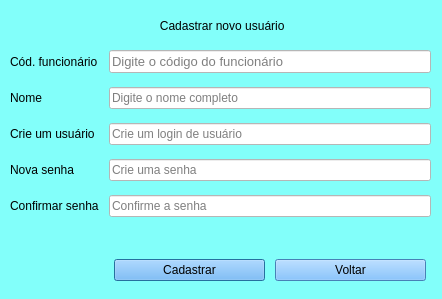
WellintonRafael/Ponto_virtual, file tela_cadastro.ui: the form before one commit.
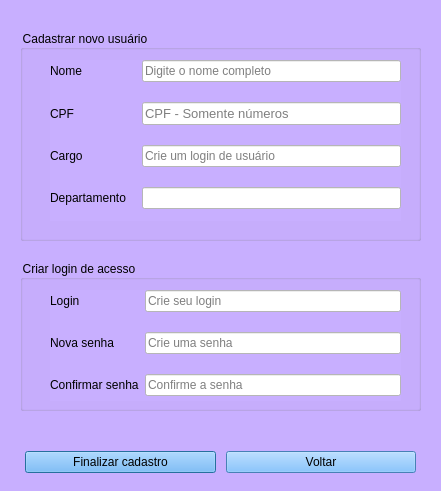
The form after the commit.

```diff
--- a/tela_cadastro.ui
+++ b/tela_cadastro.ui
@@ -6,81 +6,160 @@
    <rect>
     <x>0</x>
     <y>0</y>
-    <width>442</width>
-    <height>299</height>
+    <width>441</width>
+    <height>491</height>
    </rect>
   </property>
   <property name="windowTitle">
    <string>Relógio de ponto &gt; Cadastrar usuários</string>
   </property>
   <property name="styleSheet">
-   <string notr="true">
-background-color: rgb(130, 255, 250);</string>
+   <string notr="true">background-color: rgb(200, 175, 255);
+</string>
   </property>
-  <widget class="QLabel" name="label">
+  <widget class="QLabel" name="label_11">
    <property name="geometry">
     <rect>
-     <x>30</x>
-     <y>10</y>
-     <width>381</width>
-     <height>31</height>
+     <x>20</x>
+     <y>420</y>
+     <width>401</width>
+     <height>20</height>
     </rect>
    </property>
    <property name="styleSheet">
-    <string notr="true">font: 11pt &quot;MS Shell Dlg 2&quot;;
-
-</string>
+    <string notr="true">font: 9pt &quot;MS Shell Dlg 2&quot;;
+color: rgb(220, 0, 0);</string>
    </property>
    <property name="text">
-    <string> Cadastrar novo usuário</string>
+    <string/>
    </property>
-   <property name="scaledContents">
-    <bool>false</bool>
+  </widget>
+  <widget class="QWidget" name="layoutWidget">
+   <property name="geometry">
+    <rect>
+     <x>20</x>
+     <y>450</y>
+     <width>401</width>
+     <height>25</height>
+    </rect>
    </property>
-   <property name="alignment">
-    <set>Qt::AlignCenter</set>
-   </property>
-   <property name="indent">
-    <number>2</number>
-   </property>
-  </widget>
+   <layout class="QHBoxLayout" name="horizontalLayout_3">
+    <property name="spacing">
+     <number>10</number>
+    </property>
+    <property name="leftMargin">
+     <number>5</number>
+    </property>
+    <property name="rightMargin">
+     <number>5</number>
+    </property>
+    <item>
+     <widget class="QPushButton" name="pushButton">
+      <property name="toolTip">
+       <string>&lt;html&gt;&lt;head/&gt;&lt;body&gt;&lt;p&gt;&lt;span style=&quot; font-size:12pt; font-weight:600;&quot;&gt;Cadastrar&lt;/span&gt;&lt;/p&gt;&lt;/body&gt;&lt;/html&gt;</string>
+      </property>
+      <property name="styleSheet">
+       <string notr="true">font: 9pt &quot;MS Shell Dlg 2&quot;;
+background-color: rgb(100, 180, 255);
+</string>
+      </property>
+      <property name="text">
+       <string>Finalizar cadastro</string>
+      </property>
+     </widget>
+    </item>
+    <item>
+     <widget class="QPushButton" name="pushButton_2">
+      <property name="styleSheet">
+       <string notr="true">font: 9pt &quot;MS Shell Dlg 2&quot;;
+background-color: rgb(100, 180, 255);</string>
+      </property>
+      <property name="text">
+       <string>Voltar</string>
+      </property>
+     </widget>
+    </item>
+   </layout>
+  </widget>
+  <widget class="QGroupBox" name="groupBox">
+   <property name="geometry">
+    <rect>
+     <x>20</x>
+     <y>30</y>
+     <width>401</width>
+     <height>211</height>
+    </rect>
+   </property>
+   <property name="title">
+    <string>Cadastrar novo usuário</string>
+   </property>
   <widget class="QWidget" name="formLayoutWidget">
    <property name="geometry">
     <rect>
-     <x>10</x>
-     <y>50</y>
-     <width>421</width>
-     <height>291</height>
-    </rect>
-   </property>
-   <layout class="QFormLayout" name="formLayout_2">
-    <property name="sizeConstraint">
-     <enum>QLayout::SetDefaultConstraint</enum>
-    </property>
-    <property name="formAlignment">
-     <set>Qt::AlignHCenter|Qt::AlignTop</set>
-    </property>
-    <property name="horizontalSpacing">
-     <number>10</number>
-    </property>
+      <x>30</x>
+      <y>30</y>
+      <width>351</width>
+      <height>161</height>
+     </rect>
+    </property>
+    <layout class="QFormLayout" name="formLayout">
     <property name="verticalSpacing">
-     <number>14</number>
+      <number>20</number>
     </property>
     <item row="0" column="0">
+      <widget class="QLabel" name="label_3">
+       <property name="styleSheet">
+        <string notr="true"/>
+       </property>
+       <property name="text">
+        <string>Nome</string>
+       </property>
+       <property name="alignment">
+        <set>Qt::AlignLeading|Qt::AlignLeft|Qt::AlignVCenter</set>
+       </property>
+      </widget>
+     </item>
+     <item row="0" column="1">
+      <widget class="QLineEdit" name="lineEdit_nome">
+       <property name="styleSheet">
+        <string notr="true">background-color: rgb(255, 255, 255);
+font: 10pt &quot;MS Shell Dlg 2&quot;;</string>
+       </property>
+       <property name="inputMask">
+        <string/>
+       </property>
+       <property name="text">
+        <string/>
+       </property>
+       <property name="maxLength">
+        <number>100</number>
+       </property>
+       <property name="frame">
+        <bool>true</bool>
+       </property>
+       <property name="placeholderText">
+        <string>Digite o nome completo</string>
+       </property>
+       <property name="clearButtonEnabled">
+        <bool>true</bool>
+       </property>
+      </widget>
+     </item>
+     <item row="1" column="0">
      <widget class="QLabel" name="label_2">
       <property name="styleSheet">
        <string notr="true"/>
       </property>
       <property name="text">
-       <string>Cód. funcionário</string>
+        <string>CPF</string>
       </property>
       <property name="alignment">
        <set>Qt::AlignLeading|Qt::AlignLeft|Qt::AlignVCenter</set>
       </property>
      </widget>
     </item>
-    <item row="0" column="1">
-     <widget class="QLineEdit" name="lineEdit_5">
+     <item row="1" column="1">
+      <widget class="QLineEdit" name="lineEdit_cpf">
       <property name="font">
        <font>
         <family>MS Shell Dlg 2</family>
@@ -90,49 +169,47 @@
         <bold>false</bold>
        </font>
       </property>
+       <property name="layoutDirection">
+        <enum>Qt::LeftToRight</enum>
+       </property>
+       <property name="autoFillBackground">
+        <bool>false</bool>
+       </property>
       <property name="styleSheet">
        <string notr="true">background-color: rgb(255, 255, 255);
 font: 10pt &quot;MS Shell Dlg 2&quot;;</string>
       </property>
+       <property name="inputMask">
+        <string/>
+       </property>
       <property name="text">
        <string/>
       </property>
+       <property name="maxLength">
+        <number>11</number>
+       </property>
+       <property name="frame">
+        <bool>true</bool>
+       </property>
+       <property name="echoMode">
+        <enum>QLineEdit::Normal</enum>
+       </property>
+       <property name="cursorPosition">
+        <number>0</number>
+       </property>
       <property name="placeholderText">
-       <string>Digite o código do funcionário</string>
+        <string>CPF - Somente números</string>
+       </property>
+       <property name="cursorMoveStyle">
+        <enum>Qt::LogicalMoveStyle</enum>
       </property>
       <property name="clearButtonEnabled">
        <bool>true</bool>
       </property>
      </widget>
     </item>
-    <item row="1" column="0">
-     <widget class="QLabel" name="label_3">
-      <property name="styleSheet">
-       <string notr="true"/>
-      </property>
-      <property name="text">
-       <string>Nome</string>
-      </property>
-      <property name="alignment">
-       <set>Qt::AlignLeading|Qt::AlignLeft|Qt::AlignVCenter</set>
-      </property>
-     </widget>
-    </item>
-    <item row="2" column="0">
-     <widget class="QLabel" name="label_4">
-      <property name="styleSheet">
-       <string notr="true"/>
-      </property>
-      <property name="text">
-       <string>Crie um usuário</string>
-      </property>
-      <property name="alignment">
-       <set>Qt::AlignLeading|Qt::AlignLeft|Qt::AlignVCenter</set>
-      </property>
-     </widget>
-    </item>
     <item row="2" column="1">
-     <widget class="QLineEdit" name="lineEdit_2">
+      <widget class="QLineEdit" name="lineEdit_cargo">
       <property name="styleSheet">
        <string notr="true">background-color: rgb(255, 255, 255);
 font: 10pt &quot;MS Shell Dlg 2&quot;;</string>
@@ -148,7 +225,81 @@
       </property>
      </widget>
     </item>
+     <item row="2" column="0">
+      <widget class="QLabel" name="label_4">
+       <property name="styleSheet">
+        <string notr="true"/>
+       </property>
+       <property name="text">
+        <string>Cargo                </string>
+       </property>
+       <property name="alignment">
+        <set>Qt::AlignLeading|Qt::AlignLeft|Qt::AlignVCenter</set>
+       </property>
+      </widget>
+     </item>
     <item row="3" column="0">
+      <widget class="QLabel" name="label">
+       <property name="text">
+        <string>Departamento</string>
+       </property>
+      </widget>
+     </item>
+     <item row="3" column="1">
+      <widget class="QLineEdit" name="lineEdit_depto">
+       <property name="styleSheet">
+        <string notr="true">background-color: rgb(255, 255, 255);
+font: 10pt &quot;MS Shell Dlg 2&quot;;</string>
+       </property>
+      </widget>
+     </item>
+    </layout>
+   </widget>
+  </widget>
+  <widget class="QGroupBox" name="groupBox_2">
+   <property name="geometry">
+    <rect>
+     <x>20</x>
+     <y>260</y>
+     <width>401</width>
+     <height>151</height>
+    </rect>
+   </property>
+   <property name="title">
+    <string>Criar login de acesso</string>
+   </property>
+   <widget class="QWidget" name="formLayoutWidget_2">
+    <property name="geometry">
+     <rect>
+      <x>30</x>
+      <y>30</y>
+      <width>351</width>
+      <height>111</height>
+     </rect>
+    </property>
+    <layout class="QFormLayout" name="formLayout_2">
+     <property name="verticalSpacing">
+      <number>20</number>
+     </property>
+     <item row="0" column="0">
+      <widget class="QLabel" name="label_7">
+       <property name="text">
+        <string>Login</string>
+       </property>
+      </widget>
+     </item>
+     <item row="0" column="1">
+      <widget class="QLineEdit" name="lineEdit_login">
+       <property name="styleSheet">
+        <string notr="true">background-color: rgb(255, 255, 255);
+font: 10pt &quot;MS Shell Dlg 2&quot;;</string>
+       </property>
+       <property name="placeholderText">
+        <string>Crie seu login</string>
+       </property>
+      </widget>
+     </item>
+     <item row="1" column="0">
      <widget class="QLabel" name="label_5">
       <property name="styleSheet">
        <string notr="true"/>
@@ -161,8 +312,8 @@
       </property>
      </widget>
     </item>
-    <item row="3" column="1">
-     <widget class="QLineEdit" name="lineEdit_3">
+     <item row="1" column="1">
+      <widget class="QLineEdit" name="lineEdit_senha">
       <property name="styleSheet">
        <string notr="true">background-color: rgb(255, 255, 255);
 font: 10pt &quot;MS Shell Dlg 2&quot;;</string>
@@ -181,7 +332,7 @@
       </property>
      </widget>
     </item>
-    <item row="4" column="0">
+     <item row="2" column="0">
      <widget class="QLabel" name="label_6">
       <property name="styleSheet">
        <string notr="true"/>
@@ -194,8 +345,8 @@
       </property>
      </widget>
     </item>
-    <item row="4" column="1">
-     <widget class="QLineEdit" name="lineEdit_4">
+     <item row="2" column="1">
+      <widget class="QLineEdit" name="lineEdit_confirmar_senha">
       <property name="styleSheet">
        <string notr="true">background-color: rgb(255, 255, 255);
 font: 10pt &quot;MS Shell Dlg 2&quot;;</string>
@@ -214,87 +365,8 @@
       </property>
      </widget>
     </item>
-    <item row="5" column="1">
-     <widget class="QLabel" name="label_11">
-      <property name="styleSheet">
-       <string notr="true">font: 9pt &quot;MS Shell Dlg 2&quot;;
-color: rgb(220, 0, 0);</string>
-      </property>
-      <property name="text">
-       <string/>
-      </property>
-     </widget>
-    </item>
-    <item row="7" column="0" colspan="2">
-     <layout class="QHBoxLayout" name="horizontalLayout_2">
-      <property name="spacing">
-       <number>60</number>
-      </property>
-      <property name="leftMargin">
-       <number>250</number>
-      </property>
-      <property name="rightMargin">
-       <number>30</number>
-      </property>
-     </layout>
-    </item>
-    <item row="1" column="1">
-     <widget class="QLineEdit" name="lineEdit">
-      <property name="styleSheet">
-       <string notr="true">background-color: rgb(255, 255, 255);
-font: 10pt &quot;MS Shell Dlg 2&quot;;</string>
-      </property>
-      <property name="text">
-       <string/>
-      </property>
-      <property name="placeholderText">
-       <string>Digite o nome completo</string>
-      </property>
-      <property name="clearButtonEnabled">
-       <bool>true</bool>
-      </property>
-     </widget>
-    </item>
-    <item row="6" column="1">
-     <layout class="QHBoxLayout" name="horizontalLayout_3">
-      <property name="spacing">
-       <number>10</number>
-      </property>
-      <property name="leftMargin">
-       <number>5</number>
-      </property>
-      <property name="rightMargin">
-       <number>5</number>
-      </property>
-      <item>
-       <widget class="QPushButton" name="pushButton">
-        <property name="toolTip">
-         <string>&lt;html&gt;&lt;head/&gt;&lt;body&gt;&lt;p&gt;&lt;span style=&quot; font-size:12pt; font-weight:600;&quot;&gt;Cadastrar&lt;/span&gt;&lt;/p&gt;&lt;/body&gt;&lt;/html&gt;</string>
-        </property>
-        <property name="styleSheet">
-         <string notr="true">font: 9pt &quot;MS Shell Dlg 2&quot;;
-background-color: rgb(100, 180, 255);
-</string>
-        </property>
-        <property name="text">
-         <string>Cadastrar</string>
-        </property>
-       </widget>
-      </item>
-      <item>
-       <widget class="QPushButton" name="pushButton_2">
-        <property name="styleSheet">
-         <string notr="true">font: 9pt &quot;MS Shell Dlg 2&quot;;
-background-color: rgb(100, 180, 255);</string>
-        </property>
-        <property name="text">
-         <string>Voltar</string>
-        </property>
-       </widget>
-      </item>
-     </layout>
-    </item>
-   </layout>
+    </layout>
+   </widget>
   </widget>
  </widget>
  <tabstops>
```
Left out of the diff: 7 changed lines with no effect on the pictures. Lines whose indentation alone changed are shown as unchanged.
